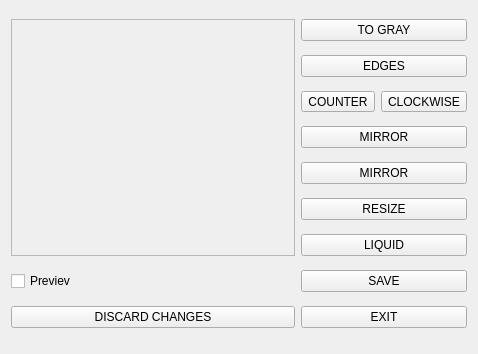
Qt form image_editor.ui (VanillaBerry/skt-desktop) before a commit.
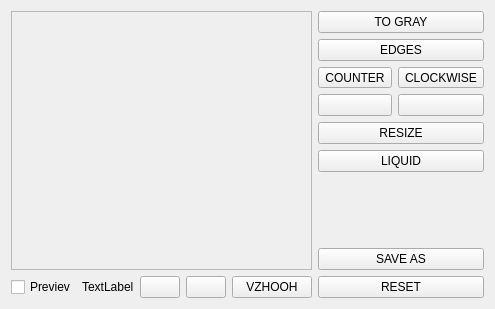
The same form after that commit. Icons and pictures are not drawn.

Patch:
```diff
--- a/image_editor.ui
+++ b/image_editor.ui
@@ -6,64 +6,107 @@
    <rect>
     <x>0</x>
     <y>0</y>
-    <width>478</width>
-    <height>354</height>
+    <width>490</width>
+    <height>309</height>
    </rect>
   </property>
   <property name="windowTitle">
    <string>Form</string>
   </property>
   <layout class="QGridLayout" name="gridLayout">
-   <item row="5" column="1" colspan="3">
+   <item row="8" column="5" colspan="2">
+    <widget class="QPushButton" name="pushButton_reset">
+     <property name="text">
+      <string>RESET</string>
+     </property>
+    </widget>
+   </item>
+   <item row="0" column="5" colspan="2">
+    <widget class="QPushButton" name="pushButton_gray">
+     <property name="text">
+      <string>TO GRAY</string>
+     </property>
+     <property name="icon">
+      <iconset resource="icons.qrc">
+       <normaloff>:/icons/icons/convert_color_to_gray.ico</normaloff>:/icons/icons/convert_color_to_gray.ico</iconset>
+     </property>
+    </widget>
+   </item>
+   <item row="4" column="5" colspan="2">
     <widget class="QPushButton" name="pushButton_resize">
      <property name="text">
       <string>RESIZE</string>
      </property>
     </widget>
    </item>
+   <item row="8" column="1">
+    <widget class="QLabel" name="label_size">
+     <property name="text">
+      <string>TextLabel</string>
+     </property>
+    </widget>
+   </item>
+   <item row="3" column="5">
+    <widget class="QPushButton" name="pushButton_hmirror">
+     <property name="text">
+      <string/>
+     </property>
+     <property name="icon">
+      <iconset resource="icons.qrc">
+       <normaloff>:/icons/icons/v_mirror.ico</normaloff>:/icons/icons/v_mirror.ico</iconset>
+     </property>
+    </widget>
+   </item>
    <item row="8" column="0">
-    <widget class="QPushButton" name="pushButton_reset">
+    <widget class="QCheckBox" name="checkBox_prev">
      <property name="text">
-      <string>DISCARD CHANGES</string>
+      <string>Previev</string>
      </property>
     </widget>
    </item>
-   <item row="8" column="1" colspan="3">
-    <widget class="QPushButton" name="pushButton_exit">
-     <property name="text">
-      <string>EXIT</string>
-     </property>
-    </widget>
-   </item>
-   <item row="7" column="1" colspan="3">
-    <widget class="QPushButton" name="pushButton_save">
-     <property name="text">
-      <string>SAVE</string>
-     </property>
-    </widget>
-   </item>
-   <item row="6" column="1" colspan="3">
-    <widget class="QPushButton" name="pushButton_liquid">
-     <property name="text">
-      <string>LIQUID</string>
-     </property>
-    </widget>
-   </item>
-   <item row="1" column="1" colspan="3">
+   <item row="1" column="5" colspan="2">
     <widget class="QPushButton" name="pushButton_edges">
      <property name="text">
       <string>EDGES</string>
      </property>
     </widget>
    </item>
-   <item row="0" column="1" colspan="3">
-    <widget class="QPushButton" name="pushButton_gray">
+   <item row="8" column="3">
+    <widget class="QPushButton" name="pushButton_zoomOUT">
      <property name="text">
-      <string>TO GRAY</string>
+      <string/>
      </property>
     </widget>
    </item>
-   <item row="0" column="0" rowspan="7">
+   <item row="3" column="6">
+    <widget class="QPushButton" name="pushButton_vmirror">
+     <property name="text">
+      <string/>
+     </property>
+     <property name="icon">
+      <iconset resource="icons.qrc">
+       <normaloff>:/icons/icons/h_mirror.ico</normaloff>:/icons/icons/h_mirror.ico</iconset>
+     </property>
+    </widget>
+   </item>
+   <item row="2" column="5">
+    <widget class="QToolButton" name="toolButton_counter">
+     <property name="text">
+      <string>COUNTER</string>
+     </property>
+     <property name="icon">
+      <iconset resource="icons.qrc">
+       <normaloff>:/icons/icons/counter.ico</normaloff>:/icons/icons/counter.ico</iconset>
+     </property>
+     <property name="iconSize">
+      <size>
+       <width>32</width>
+       <height>16</height>
+      </size>
+     </property>
+    </widget>
+   </item>
+   <item row="0" column="0" rowspan="8" colspan="5">
     <widget class="QScrollArea" name="scrollArea_image">
      <property name="widgetResizable">
       <bool>true</bool>
@@ -73,17 +116,17 @@
        <rect>
         <x>0</x>
         <y>0</y>
-        <width>377</width>
-        <height>244</height>
+        <width>380</width>
+        <height>259</height>
        </rect>
       </property>
      </widget>
     </widget>
    </item>
-   <item row="3" column="1" colspan="3">
-    <widget class="QPushButton" name="pushButton_hmirror">
+   <item row="8" column="4">
+    <widget class="QPushButton" name="pushButton_autoliq">
      <property name="text">
-      <string>MIRROR</string>
+      <string>VZHOOH</string>
      </property>
      <property name="icon">
       <iconset resource="icons.qrc">
@@ -91,10 +134,10 @@
      </property>
     </widget>
    </item>
-   <item row="4" column="1" colspan="3">
-    <widget class="QPushButton" name="pushButton_vmirror">
+   <item row="8" column="2">
+    <widget class="QPushButton" name="pushButton_zoomIN">
      <property name="text">
-      <string>MIRROR</string>
+      <string/>
      </property>
      <property name="icon">
       <iconset resource="icons.qrc">
@@ -102,14 +145,20 @@
      </property>
     </widget>
    </item>
-   <item row="7" column="0">
-    <widget class="QCheckBox" name="checkBox_prev">
-     <property name="text">
-      <string>Previev</string>
+   <item row="6" column="5" colspan="2">
+    <spacer name="verticalSpacer">
+     <property name="orientation">
+      <enum>Qt::Vertical</enum>
      </property>
-    </widget>
+     <property name="sizeHint" stdset="0">
+      <size>
+       <width>20</width>
+       <height>53</height>
+      </size>
+     </property>
+    </spacer>
    </item>
-   <item row="2" column="3">
+   <item row="2" column="6">
     <widget class="QToolButton" name="toolButton_clockwise">
      <property name="text">
       <string>CLOCKWISE</string>
@@ -118,16 +167,25 @@
       <iconset resource="icons.qrc">
        <normaloff>:/icons/icons/clockwise.ico</normaloff>:/icons/icons/clockwise.ico</iconset>
      </property>
+     <property name="iconSize">
+      <size>
+       <width>32</width>
+       <height>16</height>
+      </size>
+     </property>
     </widget>
    </item>
-   <item row="2" column="1" colspan="2">
-    <widget class="QToolButton" name="toolButton_counter">
+   <item row="7" column="5" colspan="2">
+    <widget class="QPushButton" name="pushButton_save">
      <property name="text">
-      <string>COUNTER</string>
+      <string>SAVE AS</string>
      </property>
-     <property name="icon">
-      <iconset resource="icons.qrc">
-       <normaloff>:/icons/icons/counter.ico</normaloff>:/icons/icons/counter.ico</iconset>
+    </widget>
+   </item>
+   <item row="5" column="5" colspan="2">
+    <widget class="QPushButton" name="pushButton_liquid">
+     <property name="text">
+      <string>LIQUID</string>
      </property>
     </widget>
    </item>
```
Left out of the diff: 12 changed lines with no effect on the pictures.
